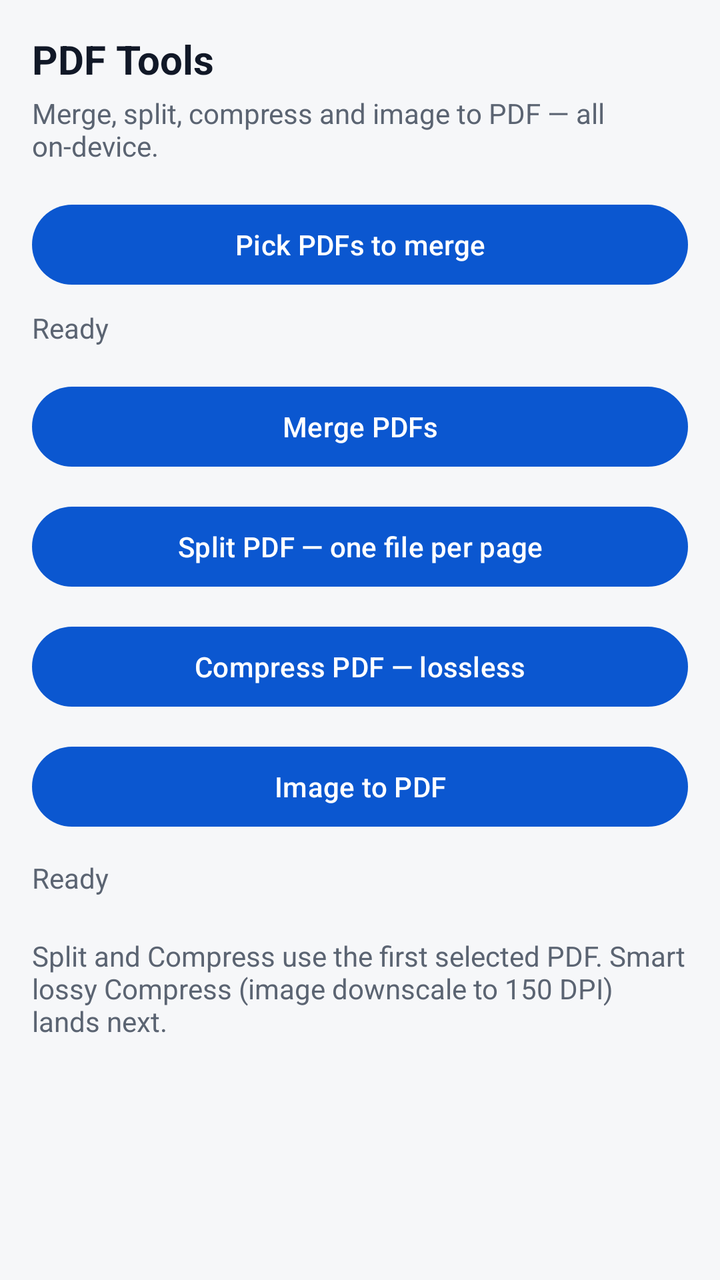
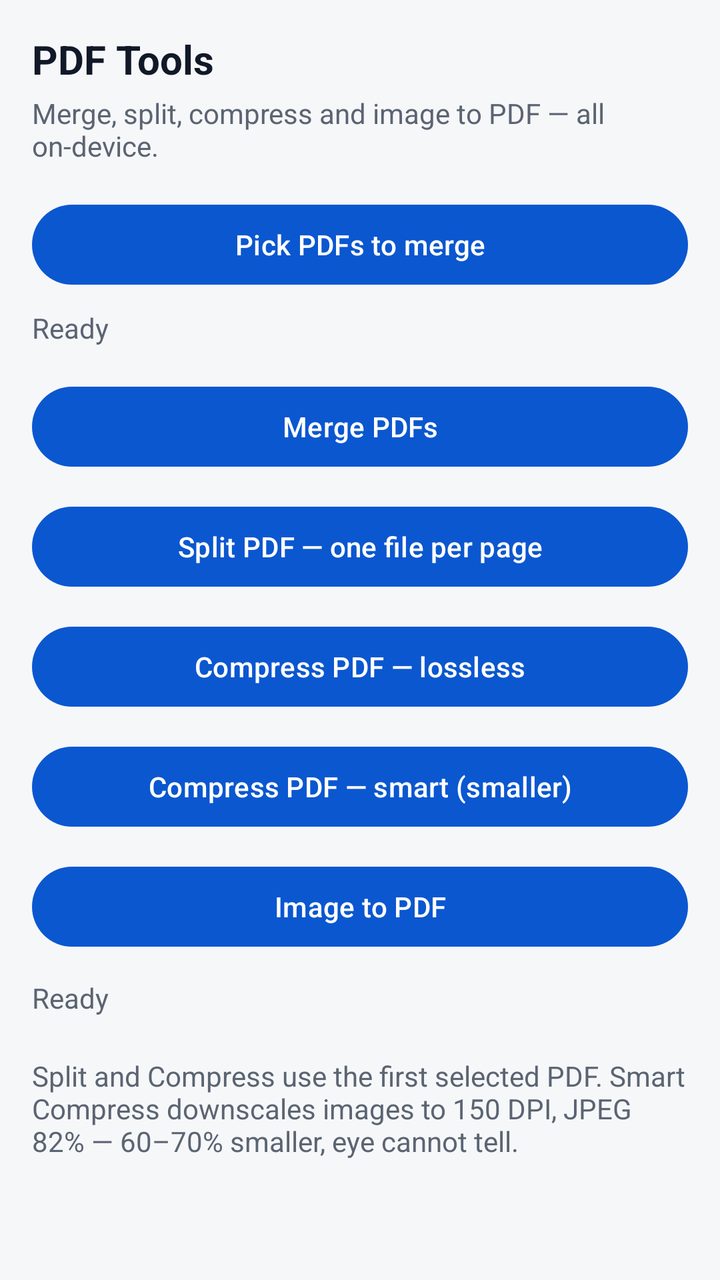

Before-and-after screenshots of an Android layout around one commit, followed by the original layout XML and the change that was made.
<!-- AndroidManifest.xml: application theme Theme.Hakunaa -->
<!-- res/layout/activity_pdf_tools.xml -->
<?xml version="1.0" encoding="utf-8"?>
<ScrollView xmlns:android="http://schemas.android.com/apk/res/android"
    android:layout_width="match_parent"
    android:layout_height="match_parent"
    android:background="@color/hakunaa_background"
    android:padding="16dp">

    <LinearLayout
        android:layout_width="match_parent"
        android:layout_height="wrap_content"
        android:orientation="vertical">

        <TextView
            android:layout_width="wrap_content"
            android:layout_height="wrap_content"
            android:text="@string/card_pdf_title"
            android:textColor="@color/hakunaa_text"
            android:textSize="20sp"
            android:textStyle="bold" />

        <TextView
            android:layout_width="wrap_content"
            android:layout_height="wrap_content"
            android:layout_marginTop="4dp"
            android:text="Merge, split, compress and image to PDF — all on-device."
            android:textColor="@color/hakunaa_text_secondary" />

        <com.google.android.material.button.MaterialButton
            android:id="@+id/btnPickPdfs"
            android:layout_width="match_parent"
            android:layout_height="wrap_content"
            android:layout_marginTop="16dp"
            android:text="@string/pick_pdfs" />

        <TextView
            android:id="@+id/tvFiles"
            android:layout_width="wrap_content"
            android:layout_height="wrap_content"
            android:layout_marginTop="8dp"
            android:text="@string/ready"
            android:textColor="@color/hakunaa_text_secondary" />

        <com.google.android.material.button.MaterialButton
            android:id="@+id/btnMerge"
            android:layout_width="match_parent"
            android:layout_height="wrap_content"
            android:layout_marginTop="16dp"
            android:text="@string/merge_pdfs" />

        <com.google.android.material.button.MaterialButton
            android:id="@+id/btnSplit"
            android:layout_width="match_parent"
            android:layout_height="wrap_content"
            android:layout_marginTop="12dp"
            android:text="Split PDF — one file per page" />

        <com.google.android.material.button.MaterialButton
            android:id="@+id/btnCompressPdf"
            android:layout_width="match_parent"
            android:layout_height="wrap_content"
            android:layout_marginTop="12dp"
            android:text="Compress PDF — lossless" />

        <com.google.android.material.button.MaterialButton
            android:id="@+id/btnImageToPdf"
            android:layout_width="match_parent"
            android:layout_height="wrap_content"
            android:layout_marginTop="12dp"
            android:text="Image to PDF" />

        <TextView
            android:id="@+id/tvStatus"
            android:layout_width="wrap_content"
            android:layout_height="wrap_content"
            android:layout_marginTop="12dp"
            android:text="@string/ready"
            android:textColor="@color/hakunaa_text_secondary" />

        <TextView
            android:layout_width="wrap_content"
            android:layout_height="wrap_content"
            android:layout_marginTop="20dp"
            android:text="Split and Compress use the first selected PDF. Smart lossy Compress (image downscale to 150 DPI) lands next."
            android:textColor="@color/hakunaa_text_secondary" />
    </LinearLayout>
</ScrollView>
<!-- resources referenced by this layout -->
<resources>
  <color name="hakunaa_background">#F6F7F9</color>
  <color name="hakunaa_text">#111827</color>
  <color name="hakunaa_text_secondary">#5B6472</color>
  <string name="card_pdf_title">PDF Tools</string>
  <string name="merge_pdfs">Merge PDFs</string>
  <string name="pick_pdfs">Pick PDFs to merge</string>
  <string name="ready">Ready</string>
  <style name="Theme.Hakunaa" parent="Theme.Material3.Light.NoActionBar">
          <item name="colorPrimary">@color/hakunaa_primary</item>
          <item name="colorPrimaryDark">@color/hakunaa_primary_dark</item>
          <item name="colorOnPrimary">@color/hakunaa_on_primary</item>
          <item name="android:windowBackground">@color/hakunaa_background</item>
          <item name="colorSurface">@color/hakunaa_surface</item>
          <item name="android:textColorPrimary">@color/hakunaa_text</item>
          <item name="android:textColorSecondary">@color/hakunaa_text_secondary</item>
      </style>
  <color name="hakunaa_primary">#0B57D0</color>
  <color name="hakunaa_primary_dark">#0842A0</color>
  <color name="hakunaa_on_primary">#FFFFFF</color>
  <color name="hakunaa_surface">#FFFFFF</color>
</resources>

<!-- the commit's change to res/layout/activity_pdf_tools.xml (unified diff, before → after) -->
@@ -62,6 +62,13 @@
             android:text="Compress PDF — lossless" />
 
         <com.google.android.material.button.MaterialButton
+            android:id="@+id/btnCompressSmart"
+            android:layout_width="match_parent"
+            android:layout_height="wrap_content"
+            android:layout_marginTop="12dp"
+            android:text="Compress PDF — smart (smaller)" />
+
+        <com.google.android.material.button.MaterialButton
             android:id="@+id/btnImageToPdf"
             android:layout_width="match_parent"
             android:layout_height="wrap_content"
@@ -80,7 +87,7 @@
             android:layout_width="wrap_content"
             android:layout_height="wrap_content"
             android:layout_marginTop="20dp"
-            android:text="Split and Compress use the first selected PDF. Smart lossy Compress (image downscale to 150 DPI) lands next."
+            android:text="Split and Compress use the first selected PDF. Smart Compress downscales images to 150 DPI, JPEG 82% — 60–70% smaller, eye cannot tell."
             android:textColor="@color/hakunaa_text_secondary" />
     </LinearLayout>
 </ScrollView>
